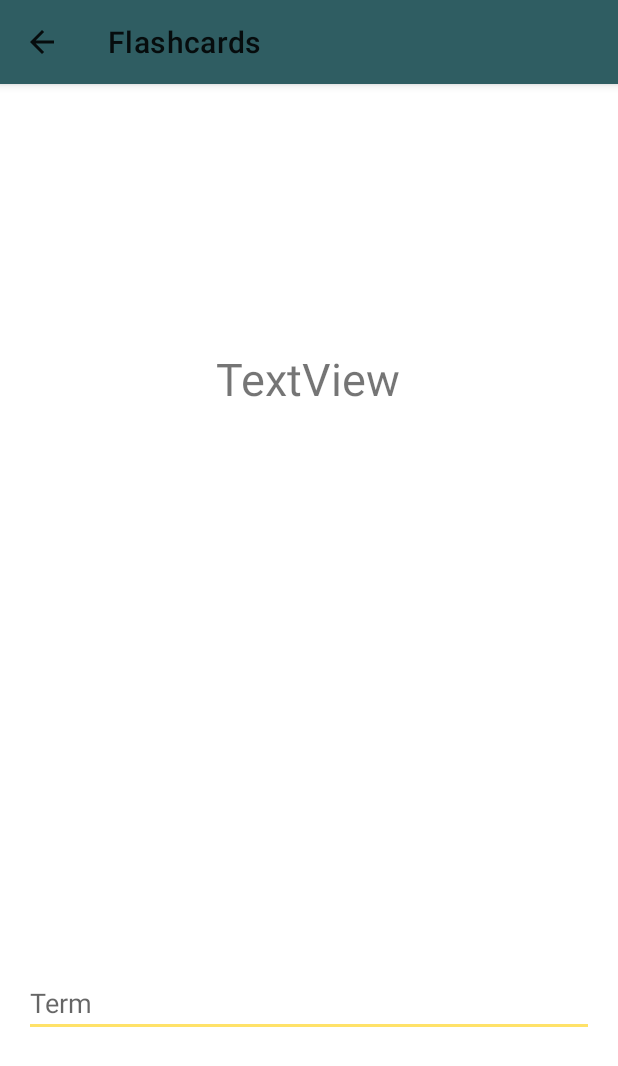
After one commit to haneen-tamer/flashcards, an Android app: the QuizActivity screen opened directly, with no data from a screen before it, on a phone screen of 412 x 824 dp. The commit adds this screen. Shown: the top 1066 px of the screen. Run offline under Robolectric (Android 15) with nearby library versions, the phone set to English and light mode, and no system bars.

Commit message:
Quiz activity created.

```diff
--- /dev/null
+++ b/app/src/main/java/com/example/flashcards/activities/QuizActivity.java
@@ -0,0 +1,65 @@
+package com.example.flashcards.activities;
+
+import androidx.appcompat.app.ActionBar;
+import androidx.appcompat.app.AppCompatActivity;
+import androidx.appcompat.widget.Toolbar;
+
+import android.content.Intent;
+import android.os.Bundle;
+import android.view.inputmethod.EditorInfo;
+import android.widget.EditText;
+import android.widget.TextView;
+import android.widget.Toast;
+
+import com.example.flashcards.R;
+import com.example.flashcards.models.Deck;
+import com.example.flashcards.utils.QuizController;
+
+public class QuizActivity extends AppCompatActivity {
+    Deck d;
+    QuizController quizController;
+    TextView defTV;
+    EditText termET;
+
+    @Override
+    protected void onCreate(Bundle savedInstanceState) {
+        super.onCreate(savedInstanceState);
+        setContentView(R.layout.activity_quiz);
+
+        Toolbar myToolbar = findViewById(R.id.my_toolbar);
+        setSupportActionBar(myToolbar);
+//        myToolbar.setNavigationIcon(R.drawable.arrow_left);
+
+        // Get a support ActionBar corresponding to this toolbar
+        ActionBar ab = getSupportActionBar();
+
+        // Enable the Up button
+        ab.setDisplayHomeAsUpEnabled(true);
+
+        termET=findViewById(R.id.termQuizET);
+        defTV= findViewById(R.id.defQuizTV);
+
+        Bundle extras = getIntent().getExtras();
+        if(extras!=null) {
+            d = (Deck) extras.getSerializable("deck");
+            quizController = new QuizController(d.getCards());
+            defTV.setText(quizController.getNextDef());
+
+            termET.setOnEditorActionListener((v, actionId, event) -> {
+                if(actionId== EditorInfo.IME_ACTION_DONE){
+                    quizController.checkAnswer(v.getText().toString());
+                    if(quizController.isDone())
+                        Toast.makeText(this, "Correct: "+quizController.getCorrectCount(), Toast.LENGTH_SHORT).show();
+                    else{
+                        v.setText("");
+                        v.clearFocus();
+                        defTV.setText(quizController.getNextDef());
+                        v.requestFocus();
+                    }
+                    return true;
+                }
+                return false;
+            });
+        }
+    }
+}
--- a/app/src/main/java/com/example/flashcards/activities/ViewDeckActivity.java
+++ b/app/src/main/java/com/example/flashcards/activities/ViewDeckActivity.java
@@ -86,6 +86,12 @@ public class ViewDeckActivity extends AppCompatActivity {
             startActivityForResult(i, 1);
         });
 
+        findViewById(R.id.quizBtn).setOnClickListener(v -> {
+            Intent i = new Intent(ViewDeckActivity.this, QuizActivity.class);
+            i.putExtra("deck", d);
+            startActivityForResult(i, 1);
+        });
+
 
 
     }
--- /dev/null
+++ b/app/src/main/res/layout/activity_quiz.xml
@@ -0,0 +1,68 @@
+<?xml version="1.0" encoding="utf-8"?>
+<androidx.constraintlayout.widget.ConstraintLayout xmlns:android="http://schemas.android.com/apk/res/android"
+    xmlns:app="http://schemas.android.com/apk/res-auto"
+    xmlns:tools="http://schemas.android.com/tools"
+    android:layout_width="match_parent"
+    android:layout_height="match_parent"
+    tools:context=".activities.QuizActivity">
+
+    <androidx.appcompat.widget.Toolbar
+        android:id="@+id/my_toolbar"
+        android:layout_width="match_parent"
+        android:layout_height="?attr/actionBarSize"
+        android:background="?attr/colorPrimary"
+        android:elevation="4dp"
+        android:theme="@style/ThemeOverlay.AppCompat.DayNight.ActionBar"
+        app:layout_constraintEnd_toEndOf="parent"
+        app:layout_constraintStart_toStartOf="parent"
+        app:layout_constraintTop_toTopOf="parent"
+        app:popupTheme="@style/ThemeOverlay.AppCompat.DayNight" />
+
+    <TextView
+        android:id="@+id/defQuizTV"
+        android:layout_width="wrap_content"
+        android:layout_height="wrap_content"
+        android:layout_marginTop="176dp"
+        android:text="TextView"
+        android:textSize="30sp"
+        app:layout_constraintEnd_toEndOf="parent"
+        app:layout_constraintHorizontal_bias="0.498"
+        app:layout_constraintStart_toStartOf="parent"
+        app:layout_constraintTop_toBottomOf="@+id/my_toolbar" />
+
+    <ScrollView
+        android:layout_width="match_parent"
+        android:layout_height="wrap_content"
+        app:layout_constraintBottom_toBottomOf="parent"
+        app:layout_constraintEnd_toStartOf="@+id/my_toolbar"
+        app:layout_constraintHorizontal_bias="0.0"
+        app:layout_constraintStart_toStartOf="parent"
+        app:layout_constraintTop_toBottomOf="@+id/defQuizTV"
+        app:layout_constraintVertical_bias="0.877">
+
+        <LinearLayout
+            android:layout_width="match_parent"
+            android:layout_height="wrap_content"
+            android:orientation="vertical">
+
+            <EditText
+                android:id="@+id/termQuizET"
+                android:layout_width="match_parent"
+                android:layout_height="wrap_content"
+                android:layout_marginStart="16dp"
+                android:layout_marginLeft="16dp"
+                android:layout_marginEnd="16dp"
+                android:layout_marginRight="16dp"
+                android:layout_marginBottom="80dp"
+                android:autoText="false"
+                android:ems="10"
+                android:hint="@string/term"
+                android:imeOptions="actionDone"
+                android:inputType="textNoSuggestions|textPersonName"
+                android:isScrollContainer="false"
+                android:keepScreenOn="true"
+                android:textSize="18sp" />
+        </LinearLayout>
+    </ScrollView>
+
+</androidx.constraintlayout.widget.ConstraintLayout>
--- a/app/src/main/res/values/strings.xml
+++ b/app/src/main/res/values/strings.xml
@@ -8,4 +8,5 @@
     <string name="learn">Learn</string>
     <string name="quiz">Quiz</string>
     <string name="terms">Terms</string>
+    <string name="term">Term</string>
 </resources>
--- a/app/src/main/res/values/themes.xml
+++ b/app/src/main/res/values/themes.xml
@@ -12,5 +12,6 @@
         <!-- Status bar color. -->
         <item name="android:statusBarColor" tools:targetApi="l">?attr/colorPrimaryVariant</item>
         <!-- Customize your theme here. -->
+        <item name="colorControlNormal">@color/primary</item>
     </style>
 </resources>
```
Also changed, not shown: app/src/main/AndroidManifest.xml (+5 -2 lines), app/src/main/java/com/example/flashcards/utils/QuizController.java (added, +52 -0 lines).
